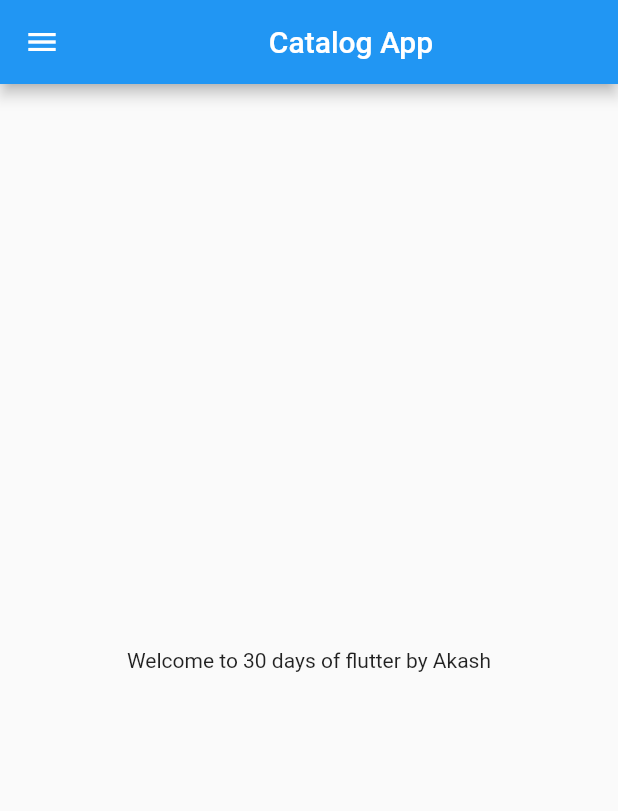
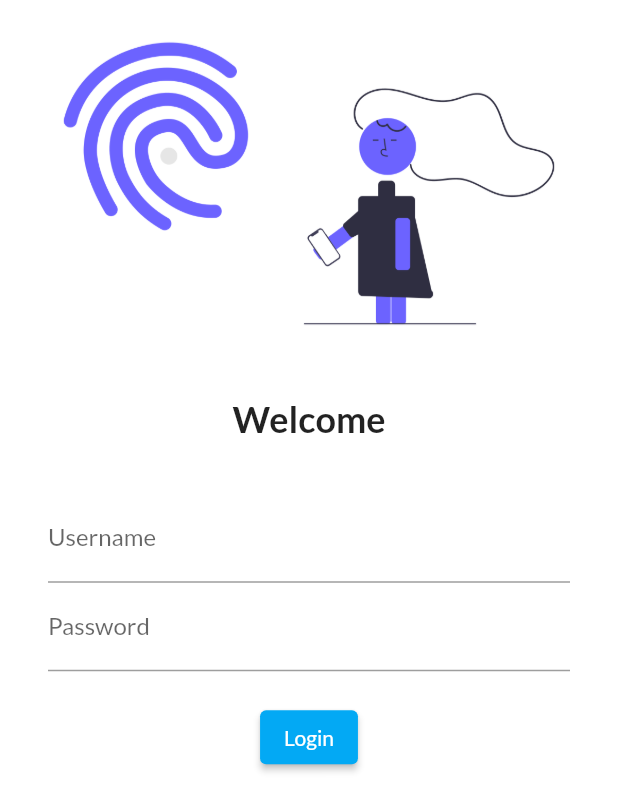
Before and after one commit to akashtiwari2003/flutter_app, a Flutter app: the screen it shows after launch, on a phone screen of 412 x 824 dp. Shown: the top 811 px of the screen. Run offline on Flutter 3.47's test engine with Material 2 defaults, Android fonts, the phone set to English and light mode, and no system bars; our stand-ins replace google_fonts.

Commit message:
login page addded

```diff
--- a/lib/main.dart
+++ b/lib/main.dart
@@ -1,6 +1,7 @@
-import 'package:finapp/home_page.dart';
+import 'package:finapp/pages/home_page.dart';
+import 'package:finapp/pages/login_page.dart';
 import 'package:flutter/material.dart';
-
+import 'package:google_fonts/google_fonts.dart';
 void main(){
   runApp(MyApp());
 }
@@ -9,9 +10,22 @@
 
   @override
   Widget build(BuildContext context) {
-
     return MaterialApp(
-        home: HomePage(),
+        //home: HomePage(),
+        themeMode: ThemeMode.light,
+        theme: ThemeData(
+          primarySwatch: Colors.blue,
+          fontFamily: GoogleFonts.lato().fontFamily,
+          //primaryTextTheme : GoogleFonts.latoTextTheme(),
+        ),
+        darkTheme: ThemeData(
+          brightness: Brightness.dark,
+        ),
+        //initialRoute: "/home",
+        routes: {
+          "/" : (context) => LoginPage(),
+          "/home" : (context) => HomePage(),
+          "/login" : (context) => LoginPage(),        },
     );
   }
 }
--- a/lib/home_page.dart
+++ b/lib/pages/home_page.dart
@@ -7,13 +7,11 @@
   Widget build(BuildContext context) {
     return Scaffold(
       appBar: AppBar(
-        title: const Center(
-          child: Text("Catalog App"),
-        )
+        title: const Text("My Application"),
       ),
       body: Center(
         child: Container(
-          child: Text('Welcome to $days days of flutter by $name'),
+            child: Text('MIA'),
         ),
       ),
       drawer: Drawer(),
--- /dev/null
+++ b/lib/pages/login_page.dart
@@ -0,0 +1,73 @@
+import 'package:flutter/material.dart';
+
+class LoginPage extends StatelessWidget {
+
+  @override
+  Widget build(BuildContext context) {
+    return SafeArea(
+      child: Material(
+      color: Colors.white,
+      // child: Center(
+      //   child: Text('LoginPage', style: TextStyle(
+      //     fontSize: 20,
+      //     color: Colors.blue,
+      //     fontWeight: FontWeight.bold,
+      //   ),
+      //   ),
+      // ),
+
+      child: Column(
+        children: [
+          Image.asset("assets/images/login_img.png",
+            fit: BoxFit.cover,),
+          const SizedBox(
+            height: 20.0,
+          ),
+          const Text("Welcome", style: TextStyle(
+            fontSize: 24,
+            fontWeight: FontWeight.bold,
+          ),
+          ),
+          const SizedBox(
+            height: 20.0,
+          ),
+          Padding(
+            padding: const EdgeInsets.symmetric(vertical: 16.0, horizontal: 32.0),
+            child: Column(
+              children: [
+                TextFormField(
+                  decoration: const InputDecoration(
+                    hintText: "Enter Username",
+                    labelText: "Username",
+                  ),
+                ),
+                TextFormField(
+                  obscureText: true,
+                  decoration: const InputDecoration(
+                    hintText: "Enter Password",
+                    labelText: "Password",
+                  ),
+                ),
+                const SizedBox(
+                  height: 20,
+                ),
+
+                ElevatedButton(
+                    style: const ButtonStyle(
+                    foregroundColor: MaterialStatePropertyAll(Colors.white),
+                    backgroundColor: MaterialStatePropertyAll(Colors.lightBlue),
+                  ),
+                  onPressed: () {
+                      print("Hello Jii");
+                  },
+                    child: const Text("Login"),
+                )
+              ],
+            ),
+          )
+        ],
+      ),
+    )
+    );
+  }
+}
--- a/pubspec.yaml
+++ b/pubspec.yaml
@@ -35,6 +35,7 @@
   # The following adds the Cupertino Icons font to your application.
   # Use with the CupertinoIcons class for iOS style icons.
   cupertino_icons: ^1.0.2
+  google_fonts: ^4.0.3
 
 dev_dependencies:
   flutter_test:
@@ -59,8 +60,8 @@
   uses-material-design: true
 
   # To add assets to your application, add an assets section, like this:
-  # assets:
-  #   - images/a_dot_burr.jpeg
+  assets:
+     - assets/images/
   #   - images/a_dot_ham.jpeg
 
   # An image asset can refer to one or more resolution-specific "variants", see
```
Also changed, not shown: assets/images/login_img.png (added), pubspec.lock, 1 other file.
